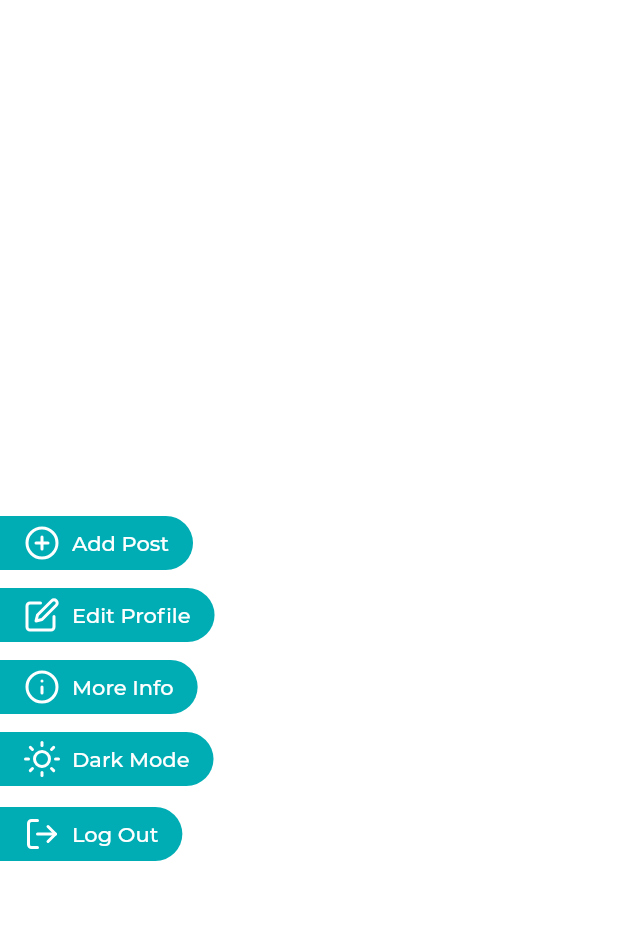
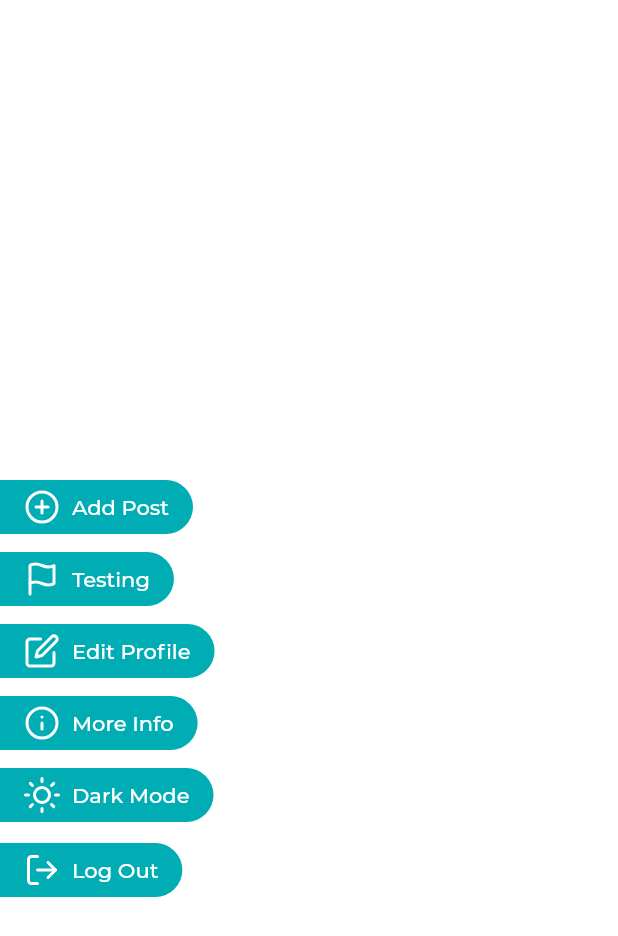
Before and after one commit to Runbhumi/Runbhumi, a Flutter app: the DrawerBody widget shown alone on an empty page, opened directly, on a phone screen of 412 x 824 dp. Shown: the top 936 px of the screen. Run offline on Flutter 3.47's test engine with Material 2 defaults, Android fonts, the phone set to English and light mode, and no system bars; our stand-ins replace bubble_tab_indicator, cloud_firestore, datetime_picker_formfield, firebase_auth, firebase_core, flutter_icons and 2 more; accounts and stored records are empty; network calls fail; project files that could hold a hidden picture were left out.

Commit message:
🧪added a test page

```diff
--- a/lib/main.dart
+++ b/lib/main.dart
@@ -40,6 +40,7 @@ class MyApp extends StatelessWidget {
         '/network': (context) => Network(),
         '/profile': (context) => Profile(),
         '/editprofile': (context) => EditProfile(),
+        '/testing': (context) => Testing(),
       },
       theme: Provider.of<ThemeNotifier>(context).currentTheme,
       home: Splash(),
--- a/lib/view/profile/drawer/drawer.dart
+++ b/lib/view/profile/drawer/drawer.dart
@@ -46,14 +46,17 @@ class _DrawerBodyState extends State<DrawerBody> {
             color: Colors.white,
           ),
         ),
-        // DrawerButton(
-        //   onpressed: () {},
-        //   label: "Create or Join Teams",
-        //   icon: Icon(
-        //     Feather.user_plus,
-        //     color: Colors.white,
-        //   ),
-        // ),
+        // only use for testing
+        DrawerButton(
+          onpressed: () {
+            Navigator.pushNamed(context, "/testing");
+          },
+          label: "Testing",
+          icon: Icon(
+            Feather.flag,
+            color: Colors.white,
+          ),
+        ),
         DrawerButton(
           onpressed: () {
             Navigator.pushNamed(context, "/editprofile");
--- /dev/null
+++ b/lib/view/profile/drawer/testPage.dart
@@ -0,0 +1,21 @@
+import 'package:Runbhumi/widget/widgets.dart';
+// import 'package:Runbhumi/view/views.dart';
+import 'package:flutter/material.dart';
+
+class Testing extends StatefulWidget {
+  @override
+  _TestingState createState() => _TestingState();
+}
+
+class _TestingState extends State<Testing> {
+  @override
+  Widget build(BuildContext context) {
+    return Scaffold(
+      appBar: AppBar(
+        leading: BackButton(),
+        title: buildTitle(context, "Testing"),
+      ),
+      body: Container(),
+    );
+  }
+}
--- a/lib/view/views.dart
+++ b/lib/view/views.dart
@@ -15,3 +15,4 @@ export 'profile/schedule.dart';
 export 'profile/drawer/drawer.dart';
 export 'profile/drawer/moreInfo.dart';
 export 'profile/drawer/editProfile.dart';
+export 'profile/drawer/testPage.dart';
```
